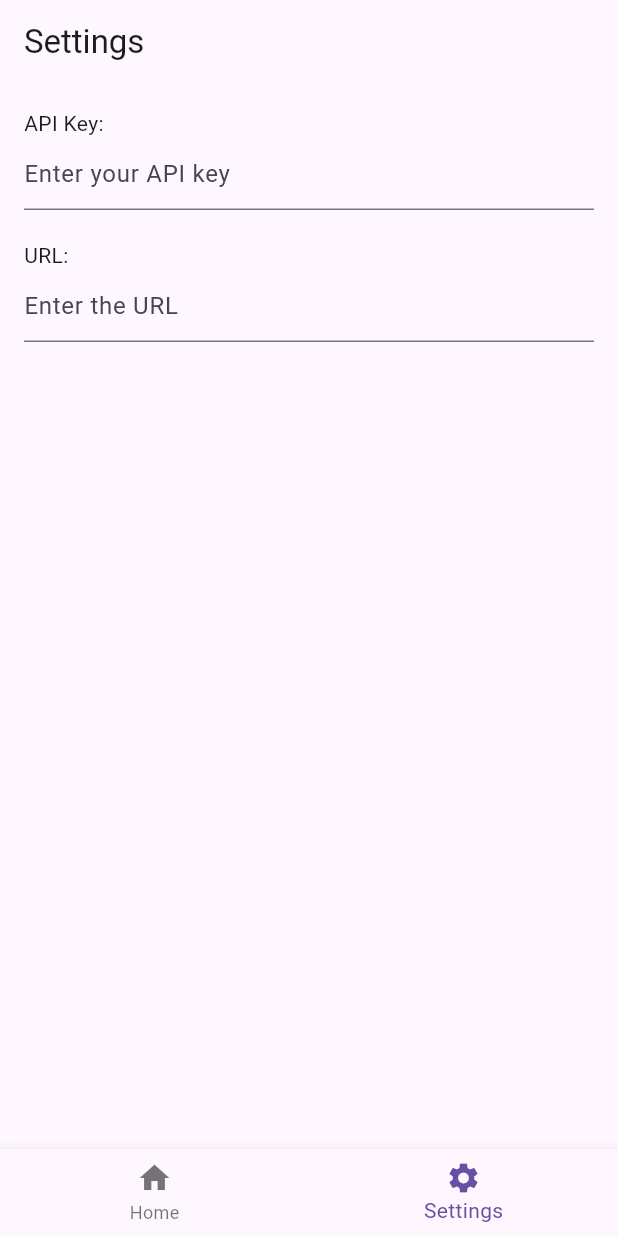
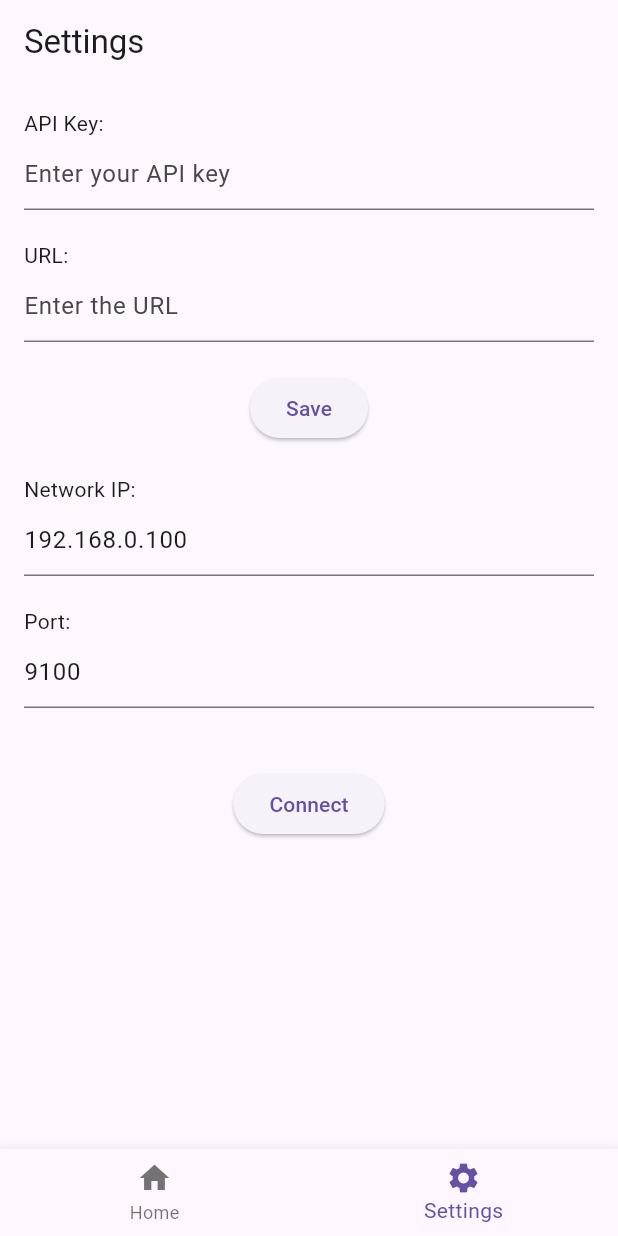
Before and after one commit to usaskMTI/simplified_flutter_pos_print, a Flutter app: the screen it shows after launch, item 2 of the bottom bar chosen, on a phone screen of 412 x 824 dp. Run offline on Flutter 3.47's test engine with Material 3 defaults, Android fonts, the phone set to English and light mode, and no system bars; our stand-ins replace shared_preferences; missing offline and left inert: flutter_esc_pos_utils, window_size; network calls fail.

Commit message:
Working settings page with sharedpreference.

```diff
--- /dev/null
+++ b/PERSONAL_NOTES.txt
@@ -0,0 +1,2 @@
+Unnatural time difference between printing and moving to list. [HomePage.dart]
+StreamController closing when changing tabs
--- a/lib/abstract_class/PrinterServiceAbstract.dart
+++ b/lib/abstract_class/PrinterServiceAbstract.dart
@@ -1,4 +1,4 @@
 abstract class PrinterServiceAbstract {
-  Future<void> generateAndPrintReceipt();
+  Future<void> testPrint();
   Future<void> printReceiptJson(String orderJson);
 }
--- a/lib/class/OrdersProvider.dart
+++ /dev/null
@@ -1,21 +0,0 @@
-import 'package:flutter/material.dart';
-import 'package:esc_printer_test/class/Order.dart';
-
-class OrdersProvider with ChangeNotifier {
-  List<Order> _currentOrders = [];
-  List<Order> _printedOrders = [];
-
-  List<Order> get currentOrders => _currentOrders;
-  List<Order> get printedOrders => _printedOrders;
-
-  void addOrder(Order order) {
-    _currentOrders.add(order);
-    notifyListeners();
-  }
-
-  void printOrder(Order order) {
-    _currentOrders.remove(order);
-    _printedOrders.add(order);
-    notifyListeners();
-  }
-}
--- a/lib/main.dart
+++ b/lib/main.dart
@@ -1,12 +1,13 @@
+import 'dart:async';
 import 'dart:io';
 import 'package:esc_printer_test/abstract_class/PrinterServiceAbstract.dart';
+import 'package:esc_printer_test/class/Order.dart';
 import 'package:flutter/material.dart';
 import 'package:esc_printer_test/services/NetworkPrinterService.dart';
+import 'package:esc_printer_test/services/WebSocketService.dart';
 import 'pages/HomePage.dart';
 import 'pages/Settings.dart';
 import 'package:window_size/window_size.dart';
-import 'package:provider/provider.dart';
-import 'class/OrdersProvider.dart';
 
 void main() {
   final printerService =
@@ -54,9 +55,7 @@ class _MyAppState extends State<MyApp> {
 
   @override
   Widget build(BuildContext context) {
-    return ChangeNotifierProvider<OrdersProvider>(
-      create: (_) => OrdersProvider(),
-      child: MaterialApp(
+    return MaterialApp(
       home: Scaffold(
         body: _widgetOptions.elementAt(_selectedIndex),
         bottomNavigationBar: BottomNavigationBar(
@@ -74,7 +73,6 @@ class _MyAppState extends State<MyApp> {
           onTap: _onItemTapped,
         ),
       ),
-      ),
     );
   }
 }
--- a/lib/pages/Settings.dart
+++ b/lib/pages/Settings.dart
@@ -1,6 +1,11 @@
 import 'package:flutter/material.dart';
+import 'package:shared_preferences/shared_preferences.dart';
 
 class SettingsPage extends StatefulWidget {
+  final printerService; // Assuming this is how you have access to your printerService
+
+  SettingsPage({this.printerService});
+
   @override
   _SettingsPageState createState() => _SettingsPageState();
 }
@@ -8,6 +13,69 @@ class SettingsPage extends StatefulWidget {
 class _SettingsPageState extends State<SettingsPage> {
   final TextEditingController _apiKeyController = TextEditingController();
   final TextEditingController _urlController = TextEditingController();
+  final TextEditingController _ipController =
+      TextEditingController(); // For network IP
+  final TextEditingController _portController =
+      TextEditingController(); // For port
+
+  @override
+  void initState() {
+    super.initState();
+    _loadPreferences();
+  }
+
+  _loadPreferences() async {
+    final prefs = await SharedPreferences.getInstance();
+    String? apiKey = prefs.getString('apiKey');
+    String? url = prefs.getString('url');
+    String? ip = prefs.getString('ip');
+    String? port = prefs.getString('port');
+    setState(() {
+      _apiKeyController.text = apiKey ?? '';
+      _urlController.text = url ?? '';
+      _ipController.text = ip ?? '192.168.0.100';
+      _portController.text = port ?? '9100';
+    });
+  }
+
+  _savePreferences() async {
+    final prefs = await SharedPreferences.getInstance();
+    await prefs.setString('apiKey', _apiKeyController.text);
+    await prefs.setString('url', _urlController.text);
+
+    // Show confirmation dialog
+    _showConfirmationDialog();
+  }
+
+  _showConfirmationDialog() {
+    showDialog(
+      context: context,
+      builder: (BuildContext context) {
+        return AlertDialog(
+          title: Text('Settings Saved'),
+          content: Text('Your settings have been successfully saved.'),
+          actions: <Widget>[
+            TextButton(
+              child: Text('OK'),
+              onPressed: () {
+                Navigator.of(context).pop(); // Dismiss the dialog
+              },
+            ),
+          ],
+        );
+      },
+    );
+  }
+
+  _testPrint() async {
+    final prefs = await SharedPreferences.getInstance();
+    await prefs.setString('ip', _ipController.text);
+    await prefs.setString('port', _portController.text);
+    widget.printerService.testPrint();
+
+    // TODO: Use the testPrint() from PrinterNetworkService to test the connection
+    // and also to update the printerIp and printerPort in   NetworkPrinterService(printerIp: '192.168.0.100', printerPort: 9100);
+  }
 
   @override
   Widget build(BuildContext context) {
@@ -31,6 +99,35 @@ class _SettingsPageState extends State<SettingsPage> {
               controller: _urlController,
               decoration: InputDecoration(hintText: 'Enter the URL'),
             ),
+            SizedBox(height: 20),
+            Center(
+              child: ElevatedButton(
+                onPressed: _savePreferences,
+                child: Text('Save'),
+              ),
+            ),
+            SizedBox(height: 20),
+            Text('Network IP:'),
+            TextField(
+              controller: _ipController,
+              decoration: InputDecoration(hintText: 'Enter the network IP'),
+            ),
+            SizedBox(height: 20),
+            Text('Port:'),
+            TextField(
+              controller: _portController,
+              keyboardType:
+                  TextInputType.number, // Ensures numeric input for the port
+              decoration: InputDecoration(hintText: 'Enter the port number'),
+            ),
+            SizedBox(height: 20),
+            SizedBox(height: 20),
+            Center(
+              child: ElevatedButton(
+                onPressed: _testPrint,
+                child: Text('Connect'),
+              ),
+            ),
           ],
         ),
       ),
--- a/lib/services/NetworkPrinterService.dart
+++ b/lib/services/NetworkPrinterService.dart
@@ -11,8 +11,16 @@ class NetworkPrinterService implements PrinterServiceAbstract {
 
   NetworkPrinterService({required this.printerIp, required this.printerPort});
 
+  void setPrinterIp(String ip) {
+    this.printerIp = ip;
+  }
+
+  void setPrinterPort(int port) {
+    this.printerPort = port;
+  }
+
   @override
-  Future<void> generateAndPrintReceipt() async {
+  Future<void> testPrint() async {
     final profile = await CapabilityProfile.load();
     final generator = Generator(PaperSize.mm80, profile);
     List<int> bytes = [];
--- a/pubspec.yaml
+++ b/pubspec.yaml
@@ -40,7 +40,6 @@ dependencies:
     git:
       url: https://github.com/google/flutter-desktop-embedding
       path: plugins/window_size
-  provider: ^6.0.1
   shared_preferences: ^2.2.2
 
 dev_dependencies:
```
Also changed, not shown: lib/pages/HomePage.dart (+22 -7 lines), pubspec.lock. Lines whose indentation alone changed are shown as unchanged.
